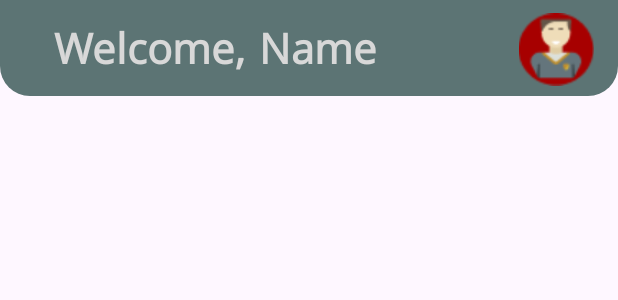
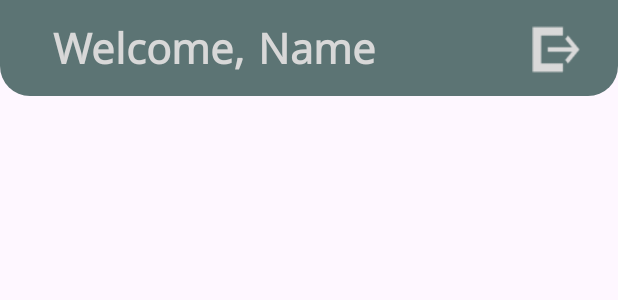
Before and after one commit to Prezcot/mobile-app-dev-lms, an Android app: the layout top_nav_bar_menu_dashboard.xml on its own in the app's theme, with its tools: preview values and no code run, on a phone screen of 412 x 824 dp. Shown: the top 300 px of the screen. Run offline under Robolectric (Android 15) with nearby library versions, the phone set to English and light mode, and no system bars.

Commit message:
fixing the logout

```diff
--- a/app/src/main/AndroidManifest.xml
+++ b/app/src/main/AndroidManifest.xml
@@ -42,6 +42,9 @@
             android:name=".WebCalendar"
             android:exported="false" />
         <activity
+            android:name=".Logout"
+            android:exported="false" />
+        <activity
             android:name=".MainActivity"
             android:exported="true">
             <intent-filter>
--- a/app/src/main/res/layout/top_nav_bar_menu_dashboard.xml
+++ b/app/src/main/res/layout/top_nav_bar_menu_dashboard.xml
@@ -9,9 +9,10 @@
         android:layout_width="wrap_content"
         android:layout_height="wrap_content"
         android:backgroundTint="#00FFFFFF"
-        android:scaleX="1.1"
-        android:scaleY="1.1"
-        android:src="@drawable/profile_pic"
+        android:scaleX="0.7"
+        android:scaleY="0.7"
+        android:src="@drawable/logout"
+        android:id="@+id/logout"
         android:translationX="320dp"
         android:translationY="1dp" />
 
```
Also changed, not shown: app/src/main/java/com/example/fortesting/CourseworkSubmission.java (+9 -2 lines), app/src/main/java/com/example/fortesting/CreateCoursework.java (+9 -0 lines), app/src/main/java/com/example/fortesting/Dashboard.java (+10 -2 lines), app/src/main/java/com/example/fortesting/LecturerCourseworkView.java (+9 -0 lines), app/src/main/java/com/example/fortesting/Logout.java (added, +16 -0 lines), app/src/main/res/layout/top_nav_bar_menu.xml (+4 -3 lines), app/src/main/res/drawable/logout.png (added).
